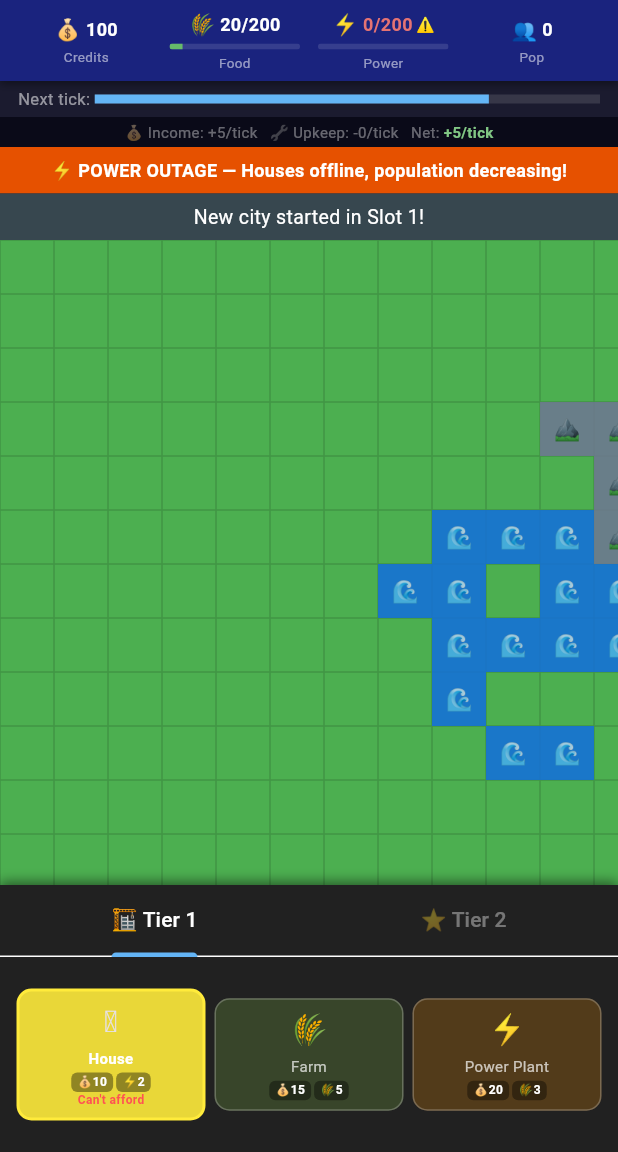
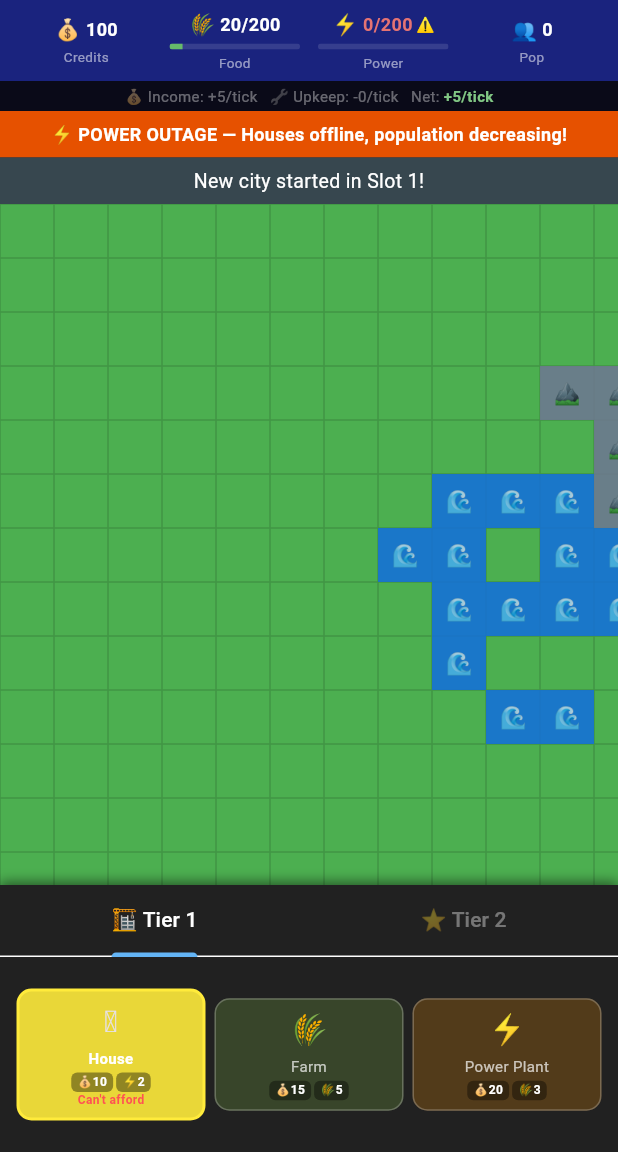
Before and after one commit to danieldalton23-eng/city-builder, a Flutter app: the screen it shows after launch, after a tap on an icon or button, on a phone screen of 412 x 824 dp, the part 84-1236 px from its top. Run offline on Flutter 3.47's test engine with Material 3 defaults, Android fonts, the phone set to English and light mode, and no system bars; our stand-ins replace fl_chart, shared_preferences.

Commit message:
Remove TickIndicator progress bar from UI (tick logic unchanged)

```diff
--- a/lib/screens/game_screen.dart
+++ b/lib/screens/game_screen.dart
@@ -17,7 +17,6 @@ import '../models/building_type.dart';
 import '../widgets/resource_bar.dart';
 import '../widgets/city_grid.dart';
 import '../widgets/building_selector.dart';
-import '../widgets/tick_indicator.dart';
 import '../widgets/upgrade_panel.dart';
 import 'statistics_screen.dart';
 import 'achievements_screen.dart';
@@ -193,7 +192,6 @@ class _GameScreenState extends State<GameScreen> {
       body: Column(
         children: [
           ResourceBar(resources: r),
-          const TickIndicator(),
           _UpkeepStatusLine(
               netIncome: netIncome, totalUpkeep: totalUpkeep),
 
```
